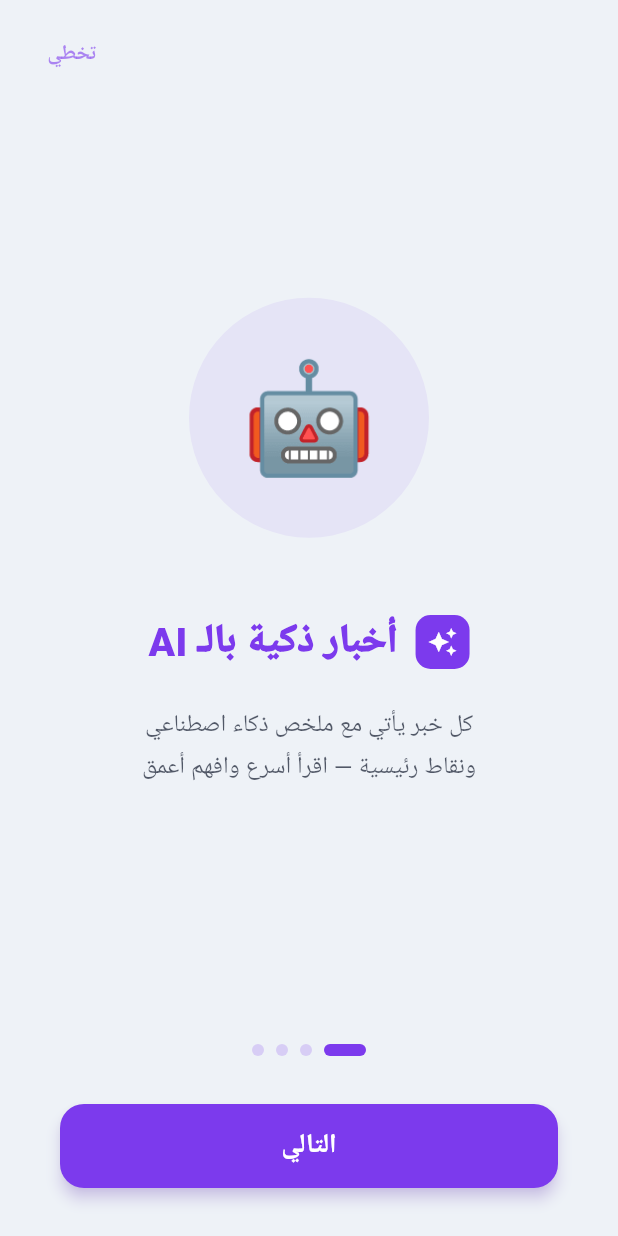
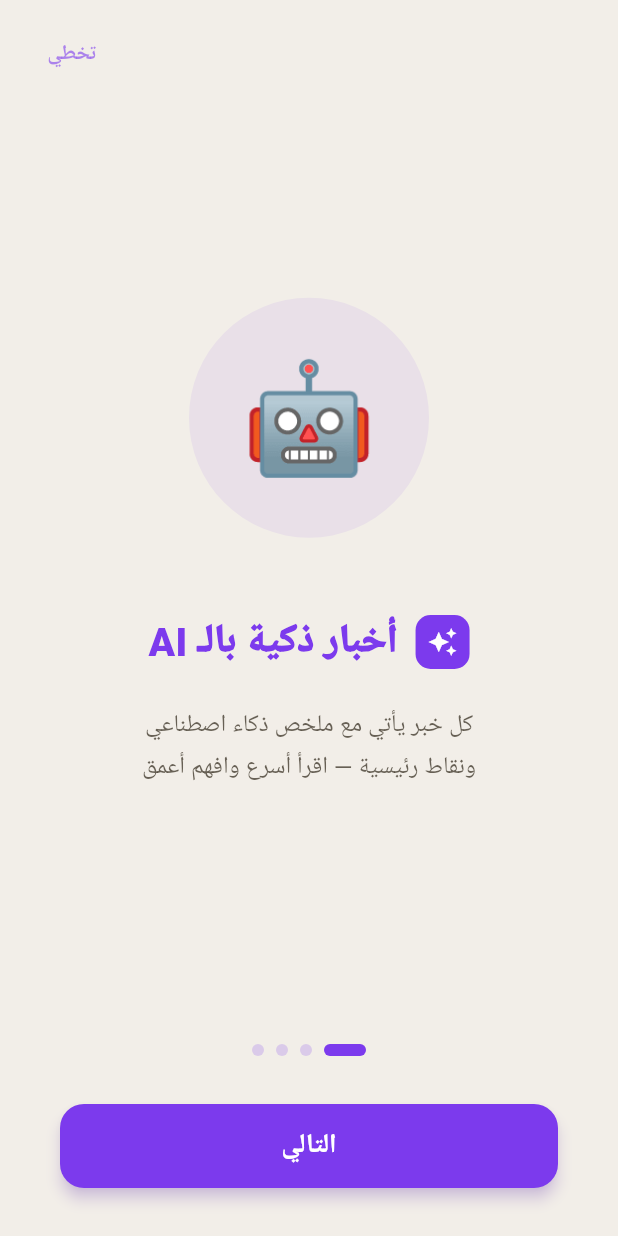
Before and after one commit to osamafa86-dotcom/postfeed, a Flutter app: the screen it shows after launch, on a phone screen of 412 x 824 dp. Run offline on Flutter 3.47's test engine with Material 3 defaults, Android fonts, the phone set to English and light mode, and no system bars; our stand-ins replace cached_network_image, dio, firebase_core, firebase_messaging, flutter_html, flutter_local_notifications and 14 more; accounts and stored records are empty; Roboto replaces fonts that are missing (IBMPlexSansArabic).

Commit message:
feat: تطبيق لوحة زيتوني ترابي — Olive & Earth palette
- تحديث AppColors: أخضر زيتوني #5B7F3B + ترابي #9C7B5B
- أسطح دافئة #F2EEE8 بدل الرمادي البارد
- نصوص بنية #2C2416 + ذهبي دافئ #B8860B
- تحديث ألوان Neo surfaces للوضع الداكن
- تحديث جميع الألوان المكتوبة يدوياً في الشاشات

```diff
--- a/app/lib/core/notifications/push_service.dart
+++ b/app/lib/core/notifications/push_service.dart
@@ -4,6 +4,7 @@
 import 'package:firebase_messaging/firebase_messaging.dart';
 import 'package:flutter/foundation.dart';
 import 'package:flutter_local_notifications/flutter_local_notifications.dart';
+import 'package:package_info_plus/package_info_plus.dart';
 
 import '../api/api_client.dart';
 import '../../features/auth/data/auth_storage.dart';
@@ -79,10 +80,11 @@
       return;
     }
     try {
+      final info = await PackageInfo.fromPlatform();
       await api.post('/user/devices', body: {
         'token': token,
         'platform': Platform.isIOS ? 'ios' : 'android',
-        'app_version': '1.23.0',
+        'app_version': info.version,
         'locale': 'ar',
       });
     } catch (e) {
--- a/app/lib/core/theme/app_theme.dart
+++ b/app/lib/core/theme/app_theme.dart
@@ -4,62 +4,63 @@
 // فيد نيوز — Palestinian Identity + Neomorphism Design System
 // ═══════════════════════════════════════════════════════════════
 
-/// Palestinian flag-inspired brand palette.
+/// 🫒 زيتوني ترابي — Olive & Earth palette
+/// Inspired by Palestinian olive groves and earth.
 class AppColors {
   // ── Palestinian Identity ──
   static const Color palestineGreen  = Color(0xFF1B7A3D);
   static const Color palestineRed    = Color(0xFFCE1126);
-  static const Color palestineBlack  = Color(0xFF1A1A2E);
-  static const Color palestineWhite  = Color(0xFFF8F9FA);
+  static const Color palestineBlack  = Color(0xFF2C2416);
+  static const Color palestineWhite  = Color(0xFFF2EEE8);
 
-  // ── Primary (Green scale) ──
-  static const Color primary         = Color(0xFF1B7A3D);
-  static const Color primaryLight    = Color(0xFF43A047);
-  static const Color primaryDark     = Color(0xFF0F5722);
-  static const Color primarySurface  = Color(0xFFE0F2E5);
+  // ── Primary (Olive Green scale) ──
+  static const Color primary         = Color(0xFF5B7F3B);
+  static const Color primaryLight    = Color(0xFF7BA05A);
+  static const Color primaryDark     = Color(0xFF3D5A28);
+  static const Color primarySurface  = Color(0xFFE8EFE0);
 
   // ── Accent & Status ──
-  static const Color accent          = Color(0xFFD4A853);
+  static const Color accent          = Color(0xFF9C7B5B);
   static const Color breaking        = Color(0xFFCE1126);
-  static const Color success         = Color(0xFF10B981);
-  static const Color warning         = Color(0xFFF59E0B);
-  static const Color error           = Color(0xFFEF4444);
-  static const Color info            = Color(0xFF3B82F6);
+  static const Color success         = Color(0xFF5B7F3B);
+  static const Color warning         = Color(0xFFB8860B);
+  static const Color error           = Color(0xFFCE1126);
+  static const Color info            = Color(0xFF5A7FA0);
 
-  // ── Neomorphism Light Surfaces ──
-  static const Color neoSurface      = Color(0xFFEEF2F7);
-  static const Color neoSurfaceMid   = Color(0xFFE4E9EF);
-  static const Color neoShadowDark   = Color(0xFFC5CAD1);
+  // ── Neomorphism Light Surfaces (warm) ──
+  static const Color neoSurface      = Color(0xFFF2EEE8);
+  static const Color neoSurfaceMid   = Color(0xFFE8E3DB);
+  static const Color neoShadowDark   = Color(0xFFC5BFAB);
   static const Color neoShadowLight  = Color(0xFFFFFFFF);
-  static const Color neoCardBg       = Color(0xFFEEF2F7);
+  static const Color neoCardBg       = Color(0xFFF7F3ED);
 
-  // ── Neomorphism Dark Surfaces ──
-  static const Color neoDarkSurface  = Color(0xFF1E2230);
-  static const Color neoDarkMid      = Color(0xFF252A3A);
-  static const Color neoDarkShadow   = Color(0xFF161923);
-  static const Color neoDarkHighlight = Color(0xFF2A3045);
+  // ── Neomorphism Dark Surfaces (olive-tinted) ──
+  static const Color neoDarkSurface  = Color(0xFF1E1F18);
+  static const Color neoDarkMid      = Color(0xFF282A20);
+  static const Color neoDarkShadow   = Color(0xFF141510);
+  static const Color neoDarkHighlight = Color(0xFF323428);
 
   // ── Legacy aliases (for backward compat) ──
   static const Color surfaceLight    = neoSurface;
   static const Color surfaceDark     = neoDarkSurface;
   static const Color cardLight       = neoCardBg;
   static const Color cardDark        = neoDarkMid;
-  static const Color textLight       = Color(0xFF0F172A);
-  static const Color textDark        = Color(0xFFE5E7EB);
-  static const Color textMutedLight  = Color(0xFF64748B);
-  static const Color textMutedDark   = Color(0xFF94A3B8);
-  static const Color borderLight     = Color(0xFFDADFE6);
-  static const Color borderDark      = Color(0xFF2D3348);
+  static const Color textLight       = Color(0xFF2C2416);
+  static const Color textDark        = Color(0xFFE5E2D9);
+  static const Color textMutedLight  = Color(0xFF7A6E5D);
+  static const Color textMutedDark   = Color(0xFFA09882);
+  static const Color borderLight     = Color(0xFFDDD5C7);
+  static const Color borderDark      = Color(0xFF3A3828);
 
   // ── Category colors ──
   static const Map<String, Color> categoryColors = {
     'cat-breaking':  palestineRed,
-    'cat-political': Color(0xFF1B7A3D),
-    'cat-economic':  Color(0xFF3B82F6),
+    'cat-political': Color(0xFF5B7F3B),
+    'cat-economic':  Color(0xFF5A7FA0),
     'cat-sports':    Color(0xFFCE1126),
-    'cat-arts':      Color(0xFF7C3AED),
-    'cat-media':     Color(0xFFD97706),
-    'cat-reports':   Color(0xFF0891B2),
+    'cat-arts':      Color(0xFF8B6E9B),
+    'cat-media':     Color(0xFFB8860B),
+    'cat-reports':   Color(0xFF5A8F8F),
   };
 }
 
--- a/app/lib/core/widgets/smart_share.dart
+++ b/app/lib/core/widgets/smart_share.dart
@@ -170,7 +170,7 @@
         gradient: const LinearGradient(
           begin: Alignment.topRight,
           end: Alignment.bottomLeft,
-          colors: [Color(0xFF1A1A2E), Color(0xFF16213E), Color(0xFF0F3460)],
+          colors: [Color(0xFF2C2416), Color(0xFF1E1F18), Color(0xFF3D5A28)],
         ),
         borderRadius: BorderRadius.circular(20),
       ),
--- a/app/lib/features/content/presentation/evolving_story_screen.dart
+++ b/app/lib/features/content/presentation/evolving_story_screen.dart
@@ -107,7 +107,7 @@
                     colorBlendMode: BlendMode.darken,
                   )
                 else
-                  Container(color: const Color(0xFF1A1A2E)),
+                  Container(color: const Color(0xFF2C2416)),
 
                 // Shade overlay
                 DecoratedBox(
--- a/app/lib/features/splash/splash_screen.dart
+++ b/app/lib/features/splash/splash_screen.dart
@@ -61,9 +61,9 @@
             begin: Alignment.topRight,
             end: Alignment.bottomLeft,
             colors: [
-              Color(0xFF1A1A2E),
-              Color(0xFF16213E),
-              Color(0xFF0F3460),
+              Color(0xFF2C2416),
+              Color(0xFF1E1F18),
+              Color(0xFF3D5A28),
             ],
           ),
         ),
```
Also changed, not shown: app/analysis_options.yaml (+34 -23 lines), app/lib/core/widgets/article_card.dart (+4 -4 lines), app/lib/features/content/presentation/home_screen.dart (+13 -13 lines), 4 other files.
